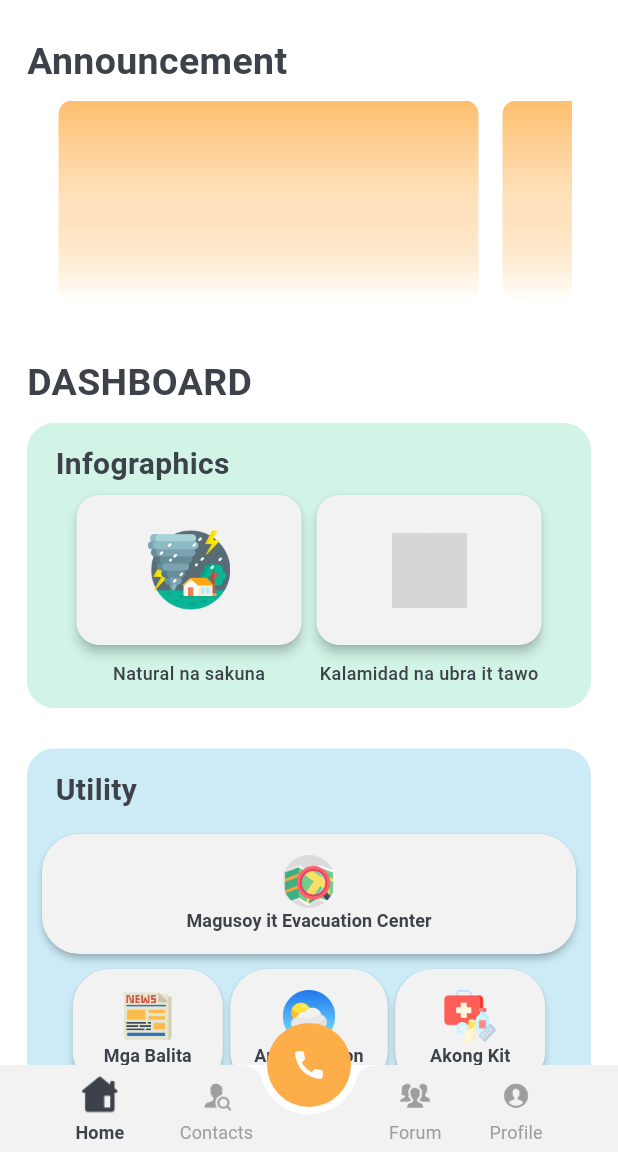
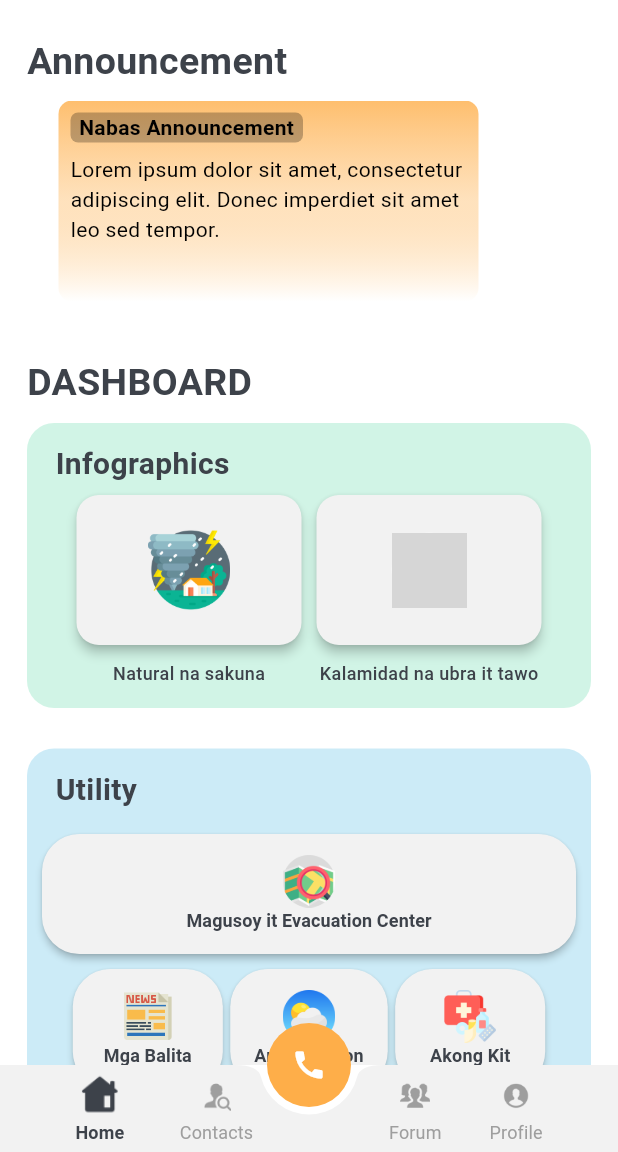
Before and after one commit to cent-ivan/CommuniHelp_App, a Flutter app: the screen it shows after launch, on a phone screen of 412 x 824 dp, the part 84-1236 px from its top. Run offline on Flutter 3.47's test engine with Material 3 defaults, Android fonts, the phone set to English and light mode, and no system bars; grey boxes are pictures that could not be loaded.

Commit message:
added announcement lenght var

```diff
--- a/lib/Views/Pages/Dashboard_Page/dashboard_view.dart
+++ b/lib/Views/Pages/Dashboard_Page/dashboard_view.dart
@@ -67,6 +67,8 @@ class AnnouncementSection extends StatefulWidget {
 }
 
 class _AnnouncementSectionState extends State<AnnouncementSection> {
+  final int numOfAnnouncement = 1; //get total announcement in database
+
   @override
   Widget build(BuildContext context) {
     return Column(
@@ -91,7 +93,7 @@ class _AnnouncementSectionState extends State<AnnouncementSection> {
           width: 350,
           height: 150,
           child: ListView.builder(
-            itemCount: 6,
+            itemCount: numOfAnnouncement,
             scrollDirection: Axis.horizontal,
             itemBuilder: (context, index) {
               return Padding(
@@ -99,6 +101,7 @@ class _AnnouncementSectionState extends State<AnnouncementSection> {
                 child: Container(
                   width: 280,
                   height: 160,
+                  padding: EdgeInsets.all(8),
                   decoration: BoxDecoration(
                     borderRadius: const BorderRadius.all(Radius.circular(9)),
                     gradient: LinearGradient(
@@ -106,7 +109,33 @@ class _AnnouncementSectionState extends State<AnnouncementSection> {
                       begin: Alignment.topCenter,
                       end: Alignment.bottomCenter,
                       tileMode: TileMode.decal
-                    )
+                    ),
+                  ),
+
+                  //TODO: Change dummy text
+                  child: Column(
+                    crossAxisAlignment: CrossAxisAlignment.start,
+                    children: [
+                      Container(
+                        width: 155,
+                        margin: const EdgeInsets.only(bottom: 8),
+                        decoration: const BoxDecoration(
+                          color: Colors.black26,
+                          borderRadius: BorderRadius.all(Radius.circular(5))
+                        ),
+                        child: const Text(
+                          "Nabas Announcement",
+                          textAlign: TextAlign.center,
+                          style: TextStyle(
+                            fontWeight: FontWeight.bold
+                          ),
+                        ),
+                      ),
+
+                      const Text(
+                        "Lorem ipsum dolor sit amet, consectetur adipiscing elit. Donec imperdiet sit amet leo sed tempor."
+                      ),
+                    ],
                   ),
                 ),
               );
```
